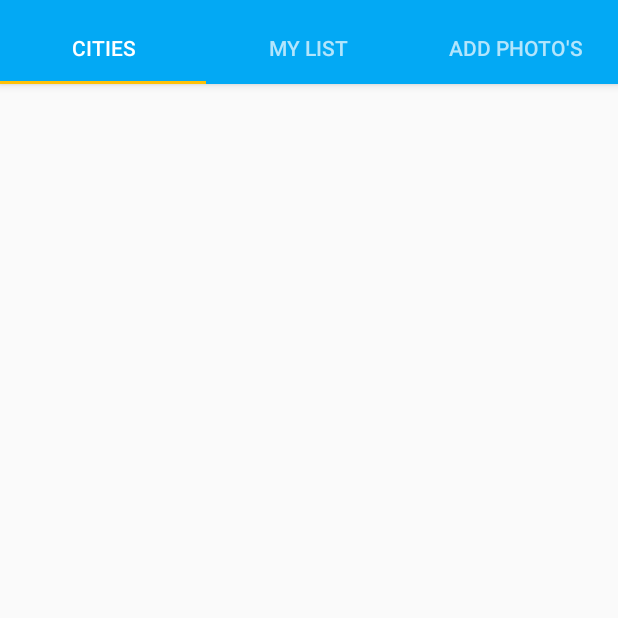
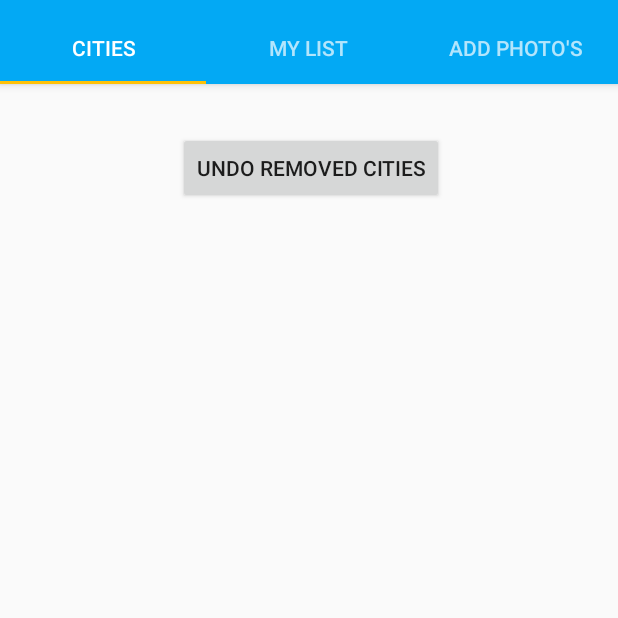
Before and after one commit to Merikw/GotToGoApp, an Android app: the screen it shows after launch (MainTabbed), on a phone screen of 412 x 824 dp, the top half of it. Run offline under Robolectric (Android 15) with nearby library versions, the phone set to English and light mode, and no system bars; our stand-ins replace Firebase (no records; nobody signed in at launch, a user with empty details on screens opened directly); 14 statements that could not run were skipped.

Commit message:
App is all working as it should.

```diff
--- a/app/build.gradle
+++ b/app/build.gradle
@@ -28,6 +28,7 @@ dependencies {
     compile 'com.android.support.constraint:constraint-layout:1.0.2'
     compile 'com.google.firebase:firebase-database:10.2.1'
     compile 'com.android.support:design:25.3.1'
+    compile 'com.android.support:cardview-v7:21.+'
     testCompile 'junit:junit:4.12'
     compile 'com.google.android.gms:play-services:10.2.1'
 
--- a/app/src/main/AndroidManifest.xml
+++ b/app/src/main/AndroidManifest.xml
@@ -6,6 +6,10 @@
     <uses-permission android:name="com.google.android.providers.gsf.permission.READ_GSERVICES"/>
     <uses-permission android:name="android.permission.INTERNET"/>
     <uses-permission android:name="android.permission.ACCESS_FINE_LOCATION"/>
+    <uses-permission android:name="android.permission.WRITE_EXTERNAL_STORAGE" />
+    <uses-permission android:name="android.permission.WRITE_INTERNAL_STORAGE" />
+    <uses-permission android:name="android.permission.READ_EXTERNAL_STORAGE" />
+    <uses-permission android:name="android.permission.READ_INTERNAL_STORAGE" />
     <uses-permission android:name="android.permission.ACCESS_COARSE_LOCATION"/>
     <uses-permission android:name="android.permission.CAMERA" />
 
--- a/app/src/main/java/nl/gottogo/gottogoapplication/CityAdapter.java
+++ b/app/src/main/java/nl/gottogo/gottogoapplication/CityAdapter.java
@@ -13,6 +13,7 @@ import android.widget.ArrayAdapter;
 import android.widget.Button;
 import android.widget.LinearLayout;
 import android.widget.TextView;
+import android.support.v7.widget.*;
 
 import com.google.android.gms.tasks.OnFailureListener;
 import com.google.android.gms.tasks.OnSuccessListener;
--- a/app/src/main/java/nl/gottogo/gottogoapplication/Tab1.java
+++ b/app/src/main/java/nl/gottogo/gottogoapplication/Tab1.java
@@ -13,6 +13,7 @@ import android.view.LayoutInflater;
 import android.view.View;
 import android.view.ViewGroup;
 import android.widget.AdapterView;
+import android.widget.Button;
 import android.widget.ListView;
 
 import com.google.android.gms.common.api.GoogleApiClient;
@@ -29,7 +30,19 @@ import com.google.firebase.database.DatabaseError;
 import com.google.firebase.database.DatabaseReference;
 import com.google.firebase.database.FirebaseDatabase;
 
+import java.io.BufferedReader;
+import java.io.DataInputStream;
+import java.io.File;
+import java.io.FileInputStream;
+import java.io.FileNotFoundException;
+import java.io.FileReader;
+import java.io.FileWriter;
+import java.io.IOException;
+import java.io.InputStream;
+import java.io.InputStreamReader;
+import java.io.PrintWriter;
 import java.lang.reflect.Array;
+import java.nio.charset.StandardCharsets;
 import java.util.ArrayList;
 import java.util.HashMap;
 import java.util.Iterator;
@@ -42,12 +55,24 @@ public class Tab1 extends Fragment {
     private DatabaseReference mUserDatabase;
     private GoogleApiClient mGoogleApiClient;
     private HashMap<String, ArrayList<String>> citiesUsers;
+    private ArrayList<String> removedCities;
+    private Button undoRemove;
 
     @Override
     public View onCreateView(LayoutInflater inflater, final ViewGroup container, Bundle savedInstanceState) {
         View rootView = inflater.inflate(R.layout.tab1, container, false);
 
+        Logic.getInstance().setContext(getContext());
+
         citiesUsers = new HashMap<>();
+        removedCities = Logic.getInstance().readFile();
+
+        rootView.findViewById(R.id.btnUndoRemove).setOnClickListener(new View.OnClickListener() {
+            @Override
+            public void onClick(View v) {
+                Logic.getInstance().removeFileRemovedCities();
+            }
+        });
 
         mGoogleApiClient = new GoogleApiClient
                 .Builder(getContext())
@@ -79,7 +104,7 @@ public class Tab1 extends Fragment {
 
         mUserDatabase = FirebaseDatabase.getInstance().getReference("users");
 
-        final ArrayList<String > ownList = new ArrayList<String>();
+        final ArrayList<String> ownList = new ArrayList<String>();
 
         mUserDatabase.addChildEventListener(new ChildEventListener() {
             @Override
@@ -87,7 +112,7 @@ public class Tab1 extends Fragment {
                 for (final DataSnapshot children : dataSnapshot.getChildren()) {
                     System.out.println(dataSnapshot.getKey() + " : " + children.getKey());
                     ArrayList<String> cities = citiesUsers.get(dataSnapshot.getKey());
-                    if(cities == null){
+                    if (cities == null) {
                         cities = new ArrayList<String>();
                     }
                     cities.add(children.getKey());
@@ -96,19 +121,19 @@ public class Tab1 extends Fragment {
 
                 ArrayList<String> places_id = new ArrayList<String>();
                 ArrayList<String> ownPlaces = new ArrayList<String>();
-                for(Map.Entry<String, ArrayList<String>> entry : citiesUsers.entrySet()){
-                    if(entry.getKey().equals(Logic.getInstance().getUserMail())){
+                for (Map.Entry<String, ArrayList<String>> entry : citiesUsers.entrySet()) {
+                    if (entry.getKey().equals(Logic.getInstance().getUserMail())) {
                         ownPlaces.addAll(entry.getValue());
                     }
                 }
 
-                for(Map.Entry<String, ArrayList<String>> entry : citiesUsers.entrySet()){
+                for (Map.Entry<String, ArrayList<String>> entry : citiesUsers.entrySet()) {
                     boolean match = false;
                     String matchedPlace = "";
-                    if(!entry.getKey().equals(Logic.getInstance().getUserMail())){
-                        for(String place : ownPlaces){
-                            for(String otherPlace : entry.getValue()){
-                                if(place.equals(otherPlace)){
+                    if (!entry.getKey().equals(Logic.getInstance().getUserMail())) {
+                        for (String place : ownPlaces) {
+                            for (String otherPlace : entry.getValue()) {
+                                if (place.equals(otherPlace)) {
                                     match = true;
                                     matchedPlace = place;
                                 }
@@ -116,20 +141,30 @@ public class Tab1 extends Fragment {
                         }
                     }
 
-                    if(match){
-                        for(String place : entry.getValue()){
-                            if(!place.equals(matchedPlace)){
+                    if (match) {
+                        for (String place : entry.getValue()) {
+                            if (!place.equals(matchedPlace)) {
                                 places_id.add(place);
                             }
                         }
                     }
                 }
 
-                for(final String id : places_id) {
+                for (final String id : places_id) {
                     Places.GeoDataApi.getPlaceById(mGoogleApiClient, id)
                             .setResultCallback(new ResultCallback<PlaceBuffer>() {
                                 @Override
                                 public void onResult(PlaceBuffer places) {
+
+                                    boolean removed = false;
+                                    Iterator<String> iterRemoved = removedCities.iterator();
+
+                                    while (iterRemoved.hasNext()) {
+                                        String cityID = iterRemoved.next();
+
+                                        if (cityID.equals(id))
+                                            removed = true;
+                                    }
 
                                     Iterator<String> iter = ownList.iterator();
 
@@ -140,7 +175,7 @@ public class Tab1 extends Fragment {
                                             iter.remove();
                                     }
 
-                                    if (places.getStatus().isSuccess() && places.getCount() > 0) {
+                                    if (places.getStatus().isSuccess() && places.getCount() > 0 && !removed) {
                                         final Place place = places.get(0);
                                         System.out.println(place.getName());
                                         City c = new City(place.getId(), place.getId(), place.getName().toString());
@@ -167,7 +202,7 @@ public class Tab1 extends Fragment {
                 for (final DataSnapshot children : dataSnapshot.getChildren()) {
                     System.out.println(dataSnapshot.getKey() + " : " + children.getKey());
                     ArrayList<String> cities = citiesUsers.get(dataSnapshot.getKey());
-                    if(cities == null){
+                    if (cities == null) {
                         cities = new ArrayList<String>();
                     }
                     cities.add(children.getKey());
@@ -176,19 +211,19 @@ public class Tab1 extends Fragment {
 
                 ArrayList<String> places_id = new ArrayList<String>();
                 ArrayList<String> ownPlaces = new ArrayList<String>();
-                for(Map.Entry<String, ArrayList<String>> entry : citiesUsers.entrySet()){
-                    if(entry.getKey().equals(Logic.getInstance().getUserMail())){
+                for (Map.Entry<String, ArrayList<String>> entry : citiesUsers.entrySet()) {
+                    if (entry.getKey().equals(Logic.getInstance().getUserMail())) {
                         ownPlaces.addAll(entry.getValue());
                     }
                 }
 
-                for(Map.Entry<String, ArrayList<String>> entry : citiesUsers.entrySet()){
+                for (Map.Entry<String, ArrayList<String>> entry : citiesUsers.entrySet()) {
                     boolean match = false;
                     String matchedPlace = "";
-                    if(!entry.getKey().equals(Logic.getInstance().getUserMail())){
-                        for(String place : ownPlaces){
-                            for(String otherPlace : entry.getValue()){
-                                if(place.equals(otherPlace)){
+                    if (!entry.getKey().equals(Logic.getInstance().getUserMail())) {
+                        for (String place : ownPlaces) {
+                            for (String otherPlace : entry.getValue()) {
+                                if (place.equals(otherPlace)) {
                                     match = true;
                                     matchedPlace = place;
                                 }
@@ -196,16 +231,16 @@ public class Tab1 extends Fragment {
                         }
                     }
 
-                    if(match){
-                        for(String place : entry.getValue()){
-                            if(!place.equals(matchedPlace)){
+                    if (match) {
+                        for (String place : entry.getValue()) {
+                            if (!place.equals(matchedPlace)) {
                                 places_id.add(place);
                             }
                         }
                     }
                 }
 
-                for(String id : places_id) {
+                for (String id : places_id) {
                     Places.GeoDataApi.getPlaceById(mGoogleApiClient, id)
                             .setResultCallback(new ResultCallback<PlaceBuffer>() {
                                 @Override
@@ -237,7 +272,7 @@ public class Tab1 extends Fragment {
                 for (final DataSnapshot children : dataSnapshot.getChildren()) {
                     System.out.println(dataSnapshot.getKey() + " : " + children.getKey());
                     ArrayList<String> cities = citiesUsers.get(dataSnapshot.getKey());
-                    if(cities == null){
+                    if (cities == null) {
                         cities = new ArrayList<String>();
                     }
                     cities.add(children.getKey());
@@ -246,19 +281,19 @@ public class Tab1 extends Fragment {
 
                 ArrayList<String> places_id = new ArrayList<String>();
                 ArrayList<String> ownPlaces = new ArrayList<String>();
-                for(Map.Entry<String, ArrayList<String>> entry : citiesUsers.entrySet()){
-                    if(entry.getKey().equals(Logic.getInstance().getUserMail())){
+                for (Map.Entry<String, ArrayList<String>> entry : citiesUsers.entrySet()) {
+                    if (entry.getKey().equals(Logic.getInstance().getUserMail())) {
                         ownPlaces.addAll(entry.getValue());
                     }
                 }
 
-                for(Map.Entry<String, ArrayList<String>> entry : citiesUsers.entrySet()){
+                for (Map.Entry<String, ArrayList<String>> entry : citiesUsers.entrySet()) {
                     boolean match = false;
                     String matchedPlace = "";
-                    if(!entry.getKey().equals(Logic.getInstance().getUserMail())){
-                        for(String place : ownPlaces){
-                            for(String otherPlace : entry.getValue()){
-                                if(place.equals(otherPlace)){
+                    if (!entry.getKey().equals(Logic.getInstance().getUserMail())) {
+                        for (String place : ownPlaces) {
+                            for (String otherPlace : entry.getValue()) {
+                                if (place.equals(otherPlace)) {
                                     match = true;
                                     matchedPlace = place;
                                 }
@@ -266,16 +301,16 @@ public class Tab1 extends Fragment {
                         }
                     }
 
-                    if(match){
-                        for(String place : entry.getValue()){
-                            if(!place.equals(matchedPlace)){
+                    if (match) {
+                        for (String place : entry.getValue()) {
+                            if (!place.equals(matchedPlace)) {
                                 places_id.add(place);
                             }
                         }
                     }
                 }
 
-                for(String id : places_id) {
+                for (String id : places_id) {
                     Places.GeoDataApi.getPlaceById(mGoogleApiClient, id)
                             .setResultCallback(new ResultCallback<PlaceBuffer>() {
                                 @Override
--- a/app/src/main/res/layout/tab1.xml
+++ b/app/src/main/res/layout/tab1.xml
@@ -8,13 +8,27 @@
 
     <ListView
         android:id="@+id/LvRec"
-        android:layout_width="wrap_content"
-        android:layout_height="575dp"
+        android:layout_width="382dp"
+        android:layout_height="527dp"
         android:divider="@android:color/transparent"
         android:dividerHeight="15dp"
         android:elevation="0dp"
         android:padding="10dp"
         android:scrollbars="none"
-        tools:layout_editor_absoluteX="0dp"
-        tools:layout_editor_absoluteY="8dp" />
+        tools:layout_editor_absoluteX="2dp"
+        android:layout_marginTop="8dp"
+        app:layout_constraintTop_toBottomOf="@+id/btnUndoRemove" />
+
+    <Button
+        android:id="@+id/btnUndoRemove"
+        android:layout_width="wrap_content"
+        android:layout_height="wrap_content"
+        android:layout_marginLeft="8dp"
+        android:layout_marginRight="8dp"
+        android:layout_marginTop="32dp"
+        android:text="Undo removed cities"
+        app:layout_constraintLeft_toLeftOf="parent"
+        app:layout_constraintRight_toRightOf="parent"
+        app:layout_constraintTop_toTopOf="parent"
+        app:layout_constraintHorizontal_bias="0.505" />
 </android.support.constraint.ConstraintLayout>
```
Also changed, not shown: app/src/main/java/nl/gottogo/gottogoapplication/City.java (+37 -18 lines), app/src/main/java/nl/gottogo/gottogoapplication/Logic.java (+72 -11 lines). Lines whose indentation alone changed are shown as unchanged.
